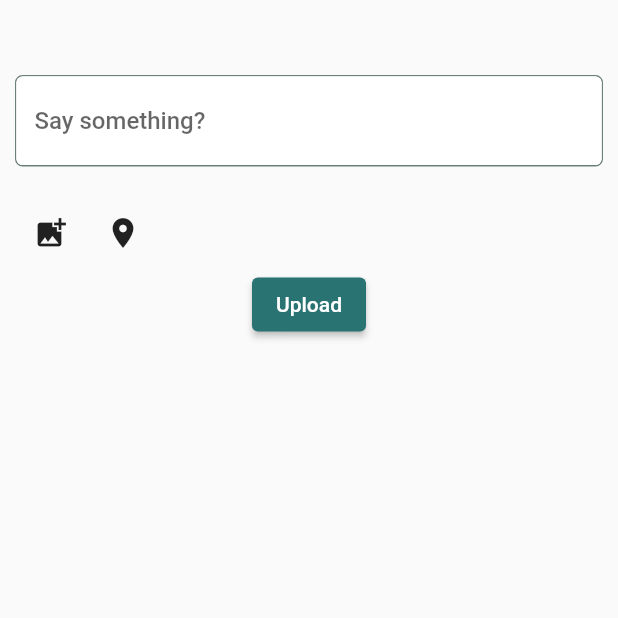
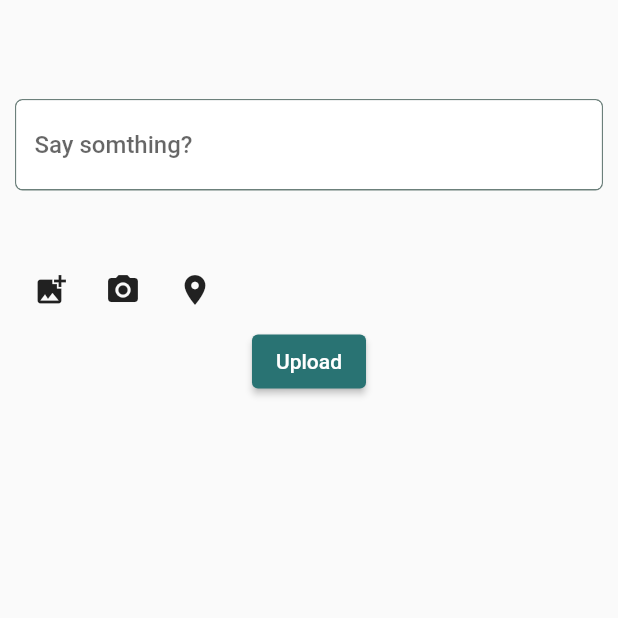
Before and after one commit to calorun-project/calorun_app, a Flutter app: the Timeline screen opened directly, after a tap on an icon or button, on a phone screen of 412 x 824 dp, the top half of it. Run offline on Flutter 3.47's test engine with Material 2 defaults, Android fonts, the phone set to English and light mode, and no system bars; our stand-ins replace cloud_firestore, firebase_auth, firebase_core, firebase_storage, flutter_map, google_fonts and 3 more; missing offline and left inert: geocoder; accounts and stored records are empty; network calls fail.

Commit message:
complete upload backend

```diff
--- a/lib/screens/home/timeline.dart
+++ b/lib/screens/home/timeline.dart
@@ -1,4 +1,5 @@
 import 'package:calorun/models/post.dart';
+import 'package:calorun/models/user.dart';
 import 'package:calorun/services/database.dart';
 import 'package:calorun/widget/header.dart';
 import 'package:calorun/widget/post.dart';
@@ -13,6 +14,13 @@ class Timeline extends StatefulWidget {
 
 class _TimelineState extends State<Timeline> {
   List<Post> listPost = <Post>[];
+  PostOwner currentUser;
+
+  @override
+  void initState() {
+    // TODO: implement initState
+    super.initState();
+  }
 
   @override
   Widget build(context) {
@@ -24,6 +32,7 @@ class _TimelineState extends State<Timeline> {
             body: SingleChildScrollView(
             child: Column(
               children: [
+
                 Container(
                   child: Column(
                     children: [
@@ -36,21 +45,24 @@ class _TimelineState extends State<Timeline> {
                                   left: 15.0, right: 15, top: 10, bottom: 15),
                               padding: const EdgeInsets.all(2.0),
                               decoration: BoxDecoration(
-                                    border: Border.all(
-                                        color: Colors.white, width: 2),
+                                  border:
+                                      Border.all(color: Colors.white, width: 2),
                                   borderRadius: BorderRadius.circular(50)),
                               child: CircleAvatar(
                                 backgroundImage: NetworkImage(
-                                    'https://cdn.now.howstuffworks.com/media-content/0b7f4e9b-f59c-4024-9f06-b3dc12850ab7-1920-1080.jpg',
+                                  Provider.of<ModifiedUser>(context).avtUrl == "None" ?
+                                  "https://firebasestorage.googleapis.com/v0/b/calorunapp.appspot.com/o/default-avatar.jpg?alt=media&token=13b2a509-df44-47aa-80bb-a69a56f2f52f" :
+                                  Provider.of<ModifiedUser>(context).avtUrl,
                                 ),
                               )),
                           GestureDetector(
                               child: Container(
                                   decoration: BoxDecoration(
                                       color: Colors.white,
-                                  border: Border.all(color: Color(0xff6c807b)),
-                                  borderRadius: BorderRadius.all(Radius.circular(20))
-                                ),
+                                      border:
+                                          Border.all(color: Color(0xff6c807b)),
+                                      borderRadius:
+                                          BorderRadius.all(Radius.circular(20))),
                                   height: 40,
                                   width: 300,
                                   //color: Color(0xffFFFFFF),
@@ -62,19 +74,19 @@ class _TimelineState extends State<Timeline> {
                                         color: Colors.grey[400],
                                       ),
                                     ),
-                                )
-                              ),
-                              onTap: (){
+                                  )),
+                              onTap: () {
                                 Navigator.push(
                                     context,
-                                  MaterialPageRoute(builder: (context) => UploadWidget())
-                                );
-                              }
-                            )
+                                    MaterialPageRoute(
+                                        builder: (context) => UploadWidget(uid: Provider.of<String>(context),)));
+                              })
                             ],
                           ),
                       ],
-                    )),
+                  ),
+                ),
+
                 Container(
                   child: ListView.builder(
                     shrinkWrap: true,
--- a/lib/widget/post/upload.dart
+++ b/lib/widget/post/upload.dart
@@ -1,78 +1,163 @@
 import 'dart:io';
-
+import 'package:calorun/services/database.dart';
+import 'package:calorun/services/location.dart';
+import 'package:calorun/services/storage.dart';
 import 'package:calorun/shared/constants.dart';
-import 'package:calorun/widget/header.dart';
+import 'package:calorun/shared/loading.dart';
 import 'package:flutter/material.dart';
-//import 'package:new_pro/widgets/header.dart';
-//import 'package:new_pro/widgets/loading.dart';
+import 'package:image_picker/image_picker.dart';
+import 'package:path_provider/path_provider.dart';
+import 'package:image/image.dart' as Im;
+import 'package:uuid/uuid.dart';
 
 class UploadWidget extends StatefulWidget {
+  final String uid;
+  UploadWidget({this.uid});
   @override
   _UploadWidgetState createState() => _UploadWidgetState();
 }
 
 class _UploadWidgetState extends State<UploadWidget> {
-  File postImage;
+  File image;
+  String pid = Uuid().v4();
+  TextEditingController descriptionController = TextEditingController();
+  String location = '';
   bool isUpLoading = false;
-  String post_discription = "";
-  TextEditingController descriptionController;
-  TextEditingController locationController;
-  getUserLocation(){
 
+  @override
+  void dispose() {
+    descriptionController.dispose();
+    super.dispose();
   }
-  getImage(){
 
+  Future<void> _getUserLocation() async {
+    String getLocation = await LocationServices().getCurrentAddress();
+    setState(() {
+      location = getLocation;
+    });
   }
-  uploadAndSave(){
 
+  Future<void> _getImage() async {
+    PickedFile imageFile = await ImagePicker().getImage(
+      source: ImageSource.gallery,
+      maxHeight: 680,
+      maxWidth: 970,
+    );
+    setState(() {
+      this.image = File(imageFile.path);
+    });
+  }
+
+  Future<void> _getCaptureImage() async {
+    PickedFile imageFile = await ImagePicker().getImage(
+      source: ImageSource.camera,
+    );
+    setState(() {
+      this.image = File(imageFile.path);
+    });
+  }
+
+  Future<void> _uploadAndSave() async {
+    setState(() {
+      isUpLoading = true;
+    });
+
+    // Compressing image
+    final Directory directory = await getTemporaryDirectory();
+    final String path = directory.path;
+    final Im.Image decodedImage = Im.decodeImage(image.readAsBytesSync());
+    final compressedImage = File('$path/img_$pid.png')
+      ..writeAsBytesSync(Im.encodeJpg(decodedImage, quality: 90));
+    image = compressedImage;
+
+    // Get uploaded image URL
+    String downloadUrl = await StorageServices().uploadPostImage(image, pid);
+
+    // Save post info to Firestore
+    await DatabaseServices(uid: widget.uid)
+        .updatePostData(pid, downloadUrl, descriptionController.text, location);
+
+    // Display the post
+    // Upload complete
+    setState(() {
+      pid = Uuid().v4();
+      isUpLoading = false;
+      descriptionController.clear();
+      location = '';
+      image = null;
+    });
   }
 
   Widget build(BuildContext context) {
     return Scaffold(
-      //appBar: header(),
         body: SingleChildScrollView(
       padding: EdgeInsets.only(left: 10, right: 10),
       child: Container(
         alignment: Alignment.center,
-          //height: 200.0,
-          //width: 300.0,
         child: Column(
           children: <Widget>[
             SizedBox(height: 50),
+            isUpLoading ? linearProgress() : Text(''),
             Container(
               decoration: BoxDecoration(
                   color: Colors.white,
                   border: Border.all(color: Color(0xff6c807b)),
-                  borderRadius: BorderRadius.all(Radius.circular(5))
+                  borderRadius: BorderRadius.all(Radius.circular(5))),
+              child: TextField(
+                controller: descriptionController,
+                decoration: textInputDecoration.copyWith(
+                  hintText: 'Say somthing?',
                 ),
-                child: TextFormField(
-                decoration: textInputDecoration.copyWith(hintText: 'Say something?'),
-                  // validator: (val) =>
-                  //     val.isEmpty ? 'What\'s up?' : null,
-                  onChanged: (val) {
-                    setState(() => post_discription = val);
-                  },
               ),
             ),
             SizedBox(
-                height: 20.00,
+              height: 5.00,
+            ),
+            Text(
+              location,
+              style: TextStyle(
+                  color: Color(0xff297373).withOpacity(0.6), fontSize: 14.0),
+            ),
+            image == null
+                ? Text('')
+                : Container(
+                    height: 230.0,
+                    width: MediaQuery.of(context).size.width * 0.8,
+                    child: Center(
+                      child: AspectRatio(
+                        aspectRatio: 16 / 9,
+                        child: Container(
+                          decoration: BoxDecoration(
+                            image: DecorationImage(
+                                image: FileImage(image), fit: BoxFit.cover),
+                          ),
+                        ),
+                      ),
+                    ),
+                  ),
+            SizedBox(
+              height: 5.00,
             ),
             Row(
               children: <Widget>[
                 IconButton(
-                      icon: Icon(Icons.add_photo_alternate), onPressed: getImage),
+                    icon: Icon(Icons.add_photo_alternate),
+                    onPressed: _getImage),
                 IconButton(
-                      icon: Icon(Icons.location_on), onPressed: getUserLocation),
-
-                  //TODO: Return data about the location in this Text Widget
-
-                  Text(
-                    "",
-                    style: TextStyle(
-                      color: Color(0xff297373).withOpacity(0.6),
-                      fontSize: 14.0
-                    ),
-                  ),
+                    icon: Icon(Icons.camera_alt), onPressed: _getCaptureImage),
+                IconButton(
+                    icon: Icon(location == ''
+                        ? Icons.location_on
+                        : Icons.location_off),
+                    onPressed: () {
+                      if (location != '') {
+                        setState(() {
+                          location = '';
+                        });
+                      } else {
+                        _getUserLocation();
+                      }
+                    }),
               ],
             ),
             ElevatedButton(
@@ -89,14 +174,13 @@ class _UploadWidgetState extends State<UploadWidget> {
                 'Upload',
                 style: TextStyle(color: Colors.white),
               ),
-                onPressed: (){
-                  //TODO: Post
+              onPressed: () {
+                _uploadAndSave();
               },
             )
           ],
         ),
       ),
-      )
-    );
+    ));
   }
 }
--- a/lib/wrapper.dart
+++ b/lib/wrapper.dart
@@ -1,4 +1,4 @@
-import 'package:calorun/screens/authenticate/authenticate.dart';
+import 'package:calorun/screens/authenticate/prelogin.dart';
 import 'package:flutter/material.dart';
 import 'package:provider/provider.dart';
 import 'package:calorun/screens/home/home_page.dart';
@@ -8,7 +8,7 @@ class Wrapper extends StatelessWidget {
   Widget build(BuildContext context) {
     final String user = Provider.of<String>(context);
     if (user == null) {
-      return Authenticate();
+      return Prepage();
     } else {
       return Home();
     }
```
Also changed, not shown: lib/screens/authenticate/prelogin.dart (+14 -9 lines), lib/screens/home/home_page.dart (+33 -17 lines), pubspec.yaml (+8 -0 lines), pubspec.lock, 1 other file. Lines whose indentation alone changed are shown as unchanged.
